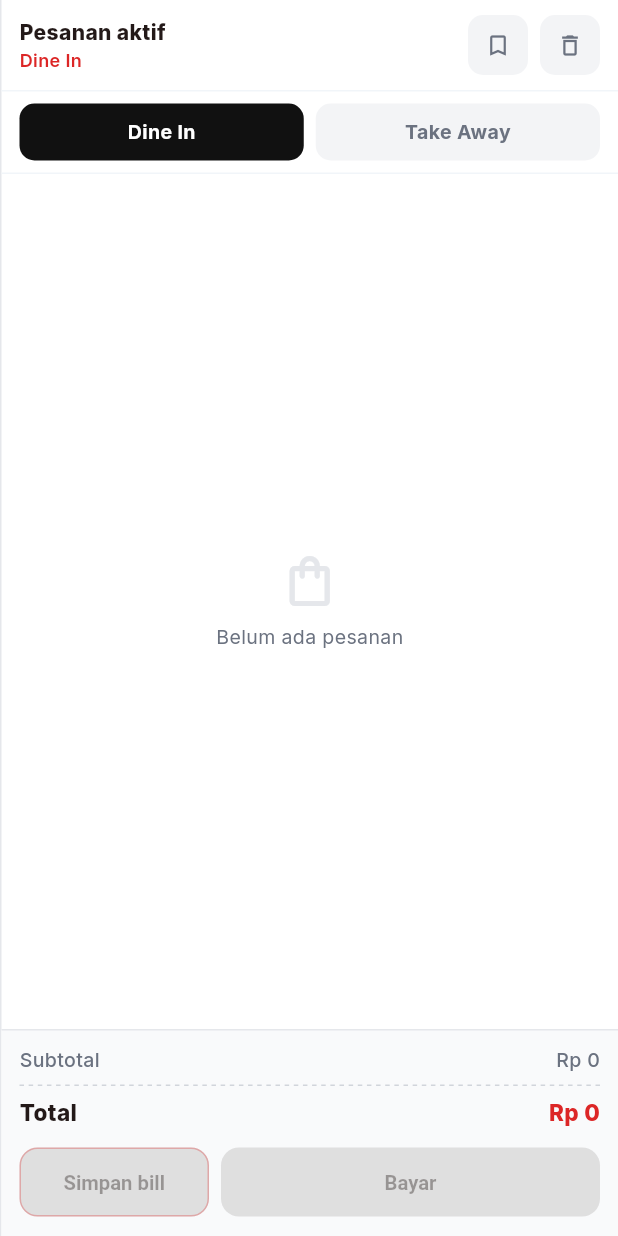
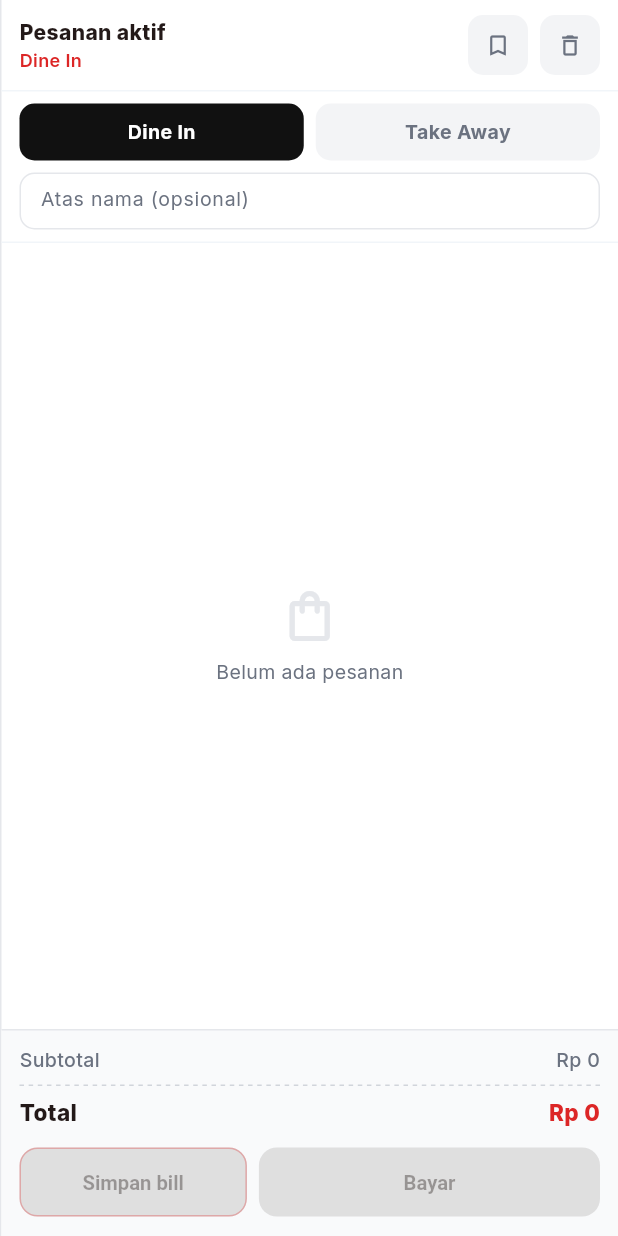
Before and after one commit to Wijaya-Plywood-Indonesia/jaya-pos-app, a Flutter app: the CartPanel widget shown alone on an empty page, opened directly with empty values, on a phone screen of 412 x 824 dp. Run offline on Flutter 3.47's test engine with Material 3 defaults, Android fonts, the phone set to English and light mode, and no system bars; our stand-ins replace dio, flutter_riverpod, flutter_secure_storage, shared_preferences, sqflite; missing offline and left inert: bcrypt; accounts and stored records are empty.

Commit message:
feat: enhance POS functionality with theme management, currency formatting, and improved input handling

```diff
--- a/lib/core/sheet.dart
+++ b/lib/core/sheet.dart
@@ -1,6 +1,7 @@
 import 'package:flutter/material.dart';
 import 'package:flutter/services.dart';
 
+import 'format.dart';
 import 'theme.dart';
 
 bool _isDark(BuildContext c) => Theme.of(c).brightness == Brightness.dark;
@@ -177,7 +178,7 @@ class AppField extends StatelessWidget {
     return TextField(
       controller: controller,
       keyboardType: digitsOnly ? TextInputType.number : null,
-      inputFormatters: digitsOnly ? [FilteringTextInputFormatter.digitsOnly] : null,
+      inputFormatters: digitsOnly ? [RupiahInputFormatter()] : null,
       onChanged: onChanged,
       style: const TextStyle(fontSize: 14),
       decoration: InputDecoration(
@@ -191,7 +192,7 @@ class AppField extends StatelessWidget {
         contentPadding: const EdgeInsets.symmetric(horizontal: 12, vertical: 12),
         border: border(AppColors.line(context)),
         enabledBorder: border(AppColors.line(context)),
-        focusedBorder: border(Theme.of(context).colorScheme.primary),
+        focusedBorder: border(AppColors.accentText(context)),
         errorBorder: border(const Color(0xFFDC2626)),
         focusedErrorBorder: border(const Color(0xFFDC2626)),
       ),
--- a/lib/data/order_models.dart
+++ b/lib/data/order_models.dart
@@ -22,14 +22,16 @@ enum OrderType {
       OrderType.values.firstWhere((t) => t.api == v, orElse: () => OrderType.dineIn);
 }
 
-/// "Dine In · Meja 03" atau "Take Away · Budi"
+/// "Dine In · Meja 3 · Faris", "Dine In · Faris", atau "Take Away · Faris".
+/// Nama pelanggan opsional dan boleh diisi untuk jenis pesanan apa pun.
 String orderWhere(OrderType type, {String? tableName, String? customerName}) {
-  if (type == OrderType.dineIn) {
-    return (tableName == null || tableName.isEmpty) ? 'Dine In' : 'Dine In · $tableName';
-  }
+  final name = customerName?.trim() ?? '';
 
-  final name = customerName?.trim() ?? '';
-  return name.isEmpty ? 'Take Away' : 'Take Away · $name';
+  return [
+    type.label,
+    if (type == OrderType.dineIn && tableName != null && tableName.isNotEmpty) tableName,
+    if (name.isNotEmpty) name,
+  ].join(' · ');
 }
 
 /// Satu pilihan opsi yang dipilih kasir (misalnya "Large" atau "Less Sugar").
--- a/lib/data/order_repository.dart
+++ b/lib/data/order_repository.dart
@@ -70,7 +70,7 @@ class OrderRepository {
         type: type,
         tableId: type == OrderType.dineIn ? table?.id : null,
         tableName: type == OrderType.dineIn ? table?.name : null,
-        customerName: type == OrderType.takeAway ? customerName : null,
+        customerName: (customerName?.trim().isEmpty ?? true) ? null : customerName!.trim(),
         items: lines,
         totals: totals,
         taxPercent: cafe.taxPercent,
--- a/lib/features/auth/login_screen.dart
+++ b/lib/features/auth/login_screen.dart
@@ -363,7 +363,7 @@ class _LoginScreenState extends ConsumerState<LoginScreen> {
   // ---------- Tahap 2: masukkan PIN ----------
   Widget _pinStage() {
     final staff = _selected!;
-    final accent = Theme.of(context).colorScheme.primary;
+    final accent = AppColors.accentText(context);
     final locked = _lockSecs > 0;
     final message = locked
         ? 'Terlalu banyak percobaan. Coba lagi dalam $_lockSecs detik.'
--- a/lib/features/pos/bills_controller.dart
+++ b/lib/features/pos/bills_controller.dart
@@ -45,7 +45,7 @@ class BillsController extends AsyncNotifier<List<SavedBill>> {
       type: cart.type,
       tableId: dineIn ? table?.id : null,
       tableName: dineIn ? table?.name : null,
-      customerName: (!dineIn && name.isNotEmpty) ? name : null,
+      customerName: name.isNotEmpty ? name : null,
     );
 
     await ref.read(billRepoProvider).insert(bill);
--- a/lib/features/pos/cart_panel.dart
+++ b/lib/features/pos/cart_panel.dart
@@ -96,7 +96,7 @@ class CartPanel extends ConsumerWidget {
                         style: TextStyle(
                           fontSize: 12,
                           fontWeight: FontWeight.w600,
-                          color: accent,
+                          color: AppColors.accentText(context),
                         ),
                       ),
                     ],
@@ -186,7 +186,7 @@ class CartPanel extends ConsumerWidget {
                           style: TextStyle(
                             fontSize: 15,
                             fontWeight: FontWeight.w800,
-                            color: accent,
+                            color: AppColors.accentText(context),
                           ),
                         ),
                       ],
@@ -196,6 +196,7 @@ class CartPanel extends ConsumerWidget {
                       spacing: 8,
                       children: [
                         Expanded(
+                          flex: 2,
                           child: TintButton(
                             label: 'Simpan bill',
                             onPressed: cart.isEmpty
@@ -204,7 +205,7 @@ class CartPanel extends ConsumerWidget {
                           ),
                         ),
                         Expanded(
-                          flex: 2,
+                          flex: 3,
                           child: FilledButton(
                             onPressed: cart.isEmpty ? null : onPay,
                             child: Text(
@@ -286,7 +287,11 @@ class _LineRow extends ConsumerWidget {
                   padding: const EdgeInsets.only(top: 3),
                   child: Text(
                     rp(line.lineTotal),
-                    style: TextStyle(fontSize: 13, fontWeight: FontWeight.w700, color: accent),
+                    style: TextStyle(
+                      fontSize: 13,
+                      fontWeight: FontWeight.w700,
+                      color: AppColors.accentText(context),
+                    ),
                   ),
                 ),
               ],
@@ -337,9 +342,12 @@ class _CartControlsState extends ConsumerState<_CartControls> {
 
     return Padding(
       padding: const EdgeInsets.symmetric(horizontal: 12, vertical: 8),
-      child: Row(
+      child: Column(
         spacing: 8,
         children: [
+          Row(
+            spacing: 8,
+            children: [
           Expanded(
             child: _Toggle(
               label: OrderType.dineIn.label,
@@ -391,10 +399,9 @@ class _CartControlsState extends ConsumerState<_CartControls> {
                 ),
               ),
             ),
-          if (!dineIn)
-            Expanded(
-              flex: 2,
-              child: SizedBox(
+            ],
+          ),
+          SizedBox(
                 height: 38,
                 child: TextField(
                   controller: _name,
@@ -402,7 +409,7 @@ class _CartControlsState extends ConsumerState<_CartControls> {
                   textCapitalization: TextCapitalization.words,
                   style: const TextStyle(fontSize: 13),
                   decoration: InputDecoration(
-                    hintText: 'Atas nama',
+                    hintText: 'Atas nama (opsional)',
                     hintStyle: TextStyle(fontSize: 13, color: AppColors.muted(context)),
                     isDense: true,
                     contentPadding: const EdgeInsets.symmetric(horizontal: 10, vertical: 11),
@@ -416,12 +423,11 @@ class _CartControlsState extends ConsumerState<_CartControls> {
                     ),
                     focusedBorder: OutlineInputBorder(
                       borderRadius: BorderRadius.circular(10),
-                      borderSide: BorderSide(color: Theme.of(context).colorScheme.primary),
+                      borderSide: BorderSide(color: AppColors.accentText(context)),
                     ),
                   ),
                 ),
               ),
-            ),
         ],
       ),
     );
--- a/lib/features/pos/pos_widgets.dart
+++ b/lib/features/pos/pos_widgets.dart
@@ -211,14 +211,16 @@ class TintButton extends StatelessWidget {
   @override
   Widget build(BuildContext context) {
     final accent = Theme.of(context).colorScheme.primary;
+    // Teks dan garis memakai aksen yang sudah dicerahkan di mode gelap
+    final fg = AppColors.accentText(context);
 
     return FilledButton(
       onPressed: onPressed,
       style: FilledButton.styleFrom(
         backgroundColor: accent.withValues(alpha: 0.08),
-        foregroundColor: accent,
+        foregroundColor: fg,
         elevation: 0,
-        side: BorderSide(color: accent.withValues(alpha: 0.3)),
+        side: BorderSide(color: fg.withValues(alpha: 0.3)),
       ),
       child: Text(label),
     );
@@ -342,7 +344,7 @@ class NoteField extends StatelessWidget {
         contentPadding: const EdgeInsets.symmetric(horizontal: 12, vertical: 10),
         border: border(AppColors.line(context)),
         enabledBorder: border(AppColors.line(context)),
-        focusedBorder: border(Theme.of(context).colorScheme.primary),
+        focusedBorder: border(AppColors.accentText(context)),
       ),
     );
   }
--- a/lib/main.dart
+++ b/lib/main.dart
@@ -4,6 +4,7 @@ import 'package:flutter_secure_storage/flutter_secure_storage.dart';
 import 'package:shared_preferences/shared_preferences.dart';
 
 import 'core/theme.dart';
+import 'core/theme_mode.dart';
 import 'data/local_db.dart';
 import 'data/session_store.dart';
 import 'features/auth/activation_screen.dart';
@@ -21,6 +22,7 @@ Future<void> main() async {
   runApp(
     ProviderScope(
       overrides: [
+        prefsProvider.overrideWithValue(prefs),
         storeProvider.overrideWithValue(store),
         localDbProvider.overrideWithValue(db),
       ],
@@ -41,7 +43,7 @@ class JayaApp extends ConsumerWidget {
     return MaterialApp(
       title: 'Jaya POS',
       debugShowCheckedModeBanner: false,
-      themeMode: ThemeMode.system,
+      themeMode: ref.watch(themeModeProvider),
       theme: AppColors.theme(Brightness.light, accent),
       darkTheme: AppColors.theme(Brightness.dark, accent),
       home: const Gate(),
```
Also changed, not shown: lib/core/format.dart (+27 -0 lines), lib/core/theme.dart (+31 -0 lines), lib/core/theme_mode.dart (added, +32 -0 lines), lib/features/home/home_shell.dart (+7 -1 lines), lib/features/pos/pay_sheet.dart (+10 -5 lines), lib/features/pos/pos_screen.dart (+16 -41 lines), lib/features/queue/queue_screen.dart (+6 -1 lines), lib/features/shift/shift_widgets.dart (+41 -3 lines).
